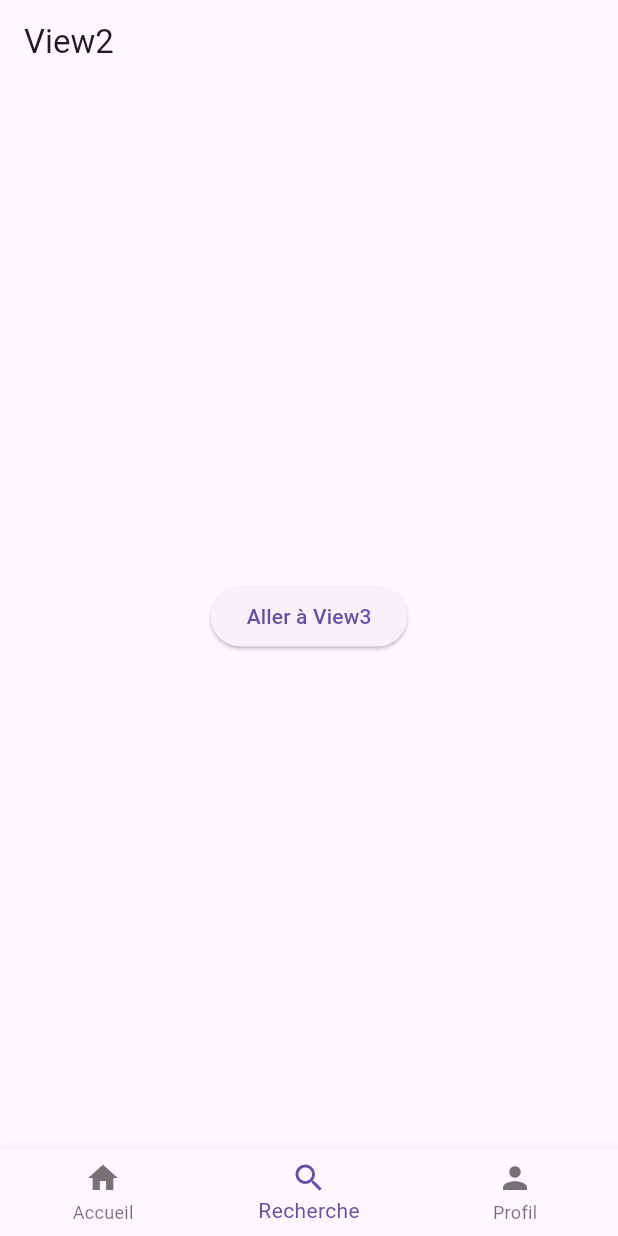
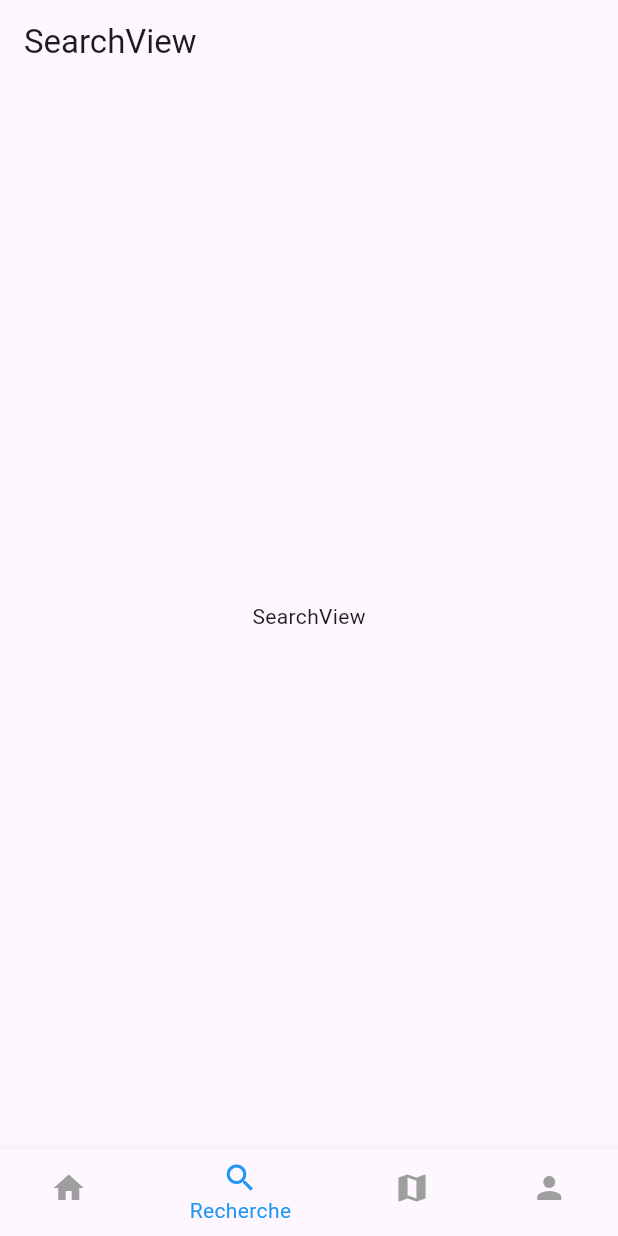
Before and after one commit to pierre-gangneux/sae_mobile, a Flutter app: the screen it shows after launch, item 2 of the bottom bar chosen, on a phone screen of 412 x 824 dp. Run offline on Flutter 3.47's test engine with Material 3 defaults, Android fonts, the phone set to English and light mode, and no system bars; our stand-ins replace go_router.

Commit message:
mise a jour de toutes les routes principales + init du theme de l'app

```diff
--- a/lib/Views/Home/viewRestaurant.dart
+++ b/lib/Views/Home/viewRestaurant.dart
@@ -7,7 +7,6 @@ class ViewRestaurant extends StatelessWidget {
     return SizedBox(
       width: 250, // Fixe une largeur pour éviter les erreurs
       child: Card(
-        color: Colors.white,
         child: ListTile(
           title: Text("title"),
           subtitle: Text("ouvert"),
--- /dev/null
+++ b/lib/Views/mapView.dart
@@ -0,0 +1,14 @@
+import 'package:flutter/material.dart';
+import 'package:go_router/go_router.dart';
+
+class MapView extends StatelessWidget {
+  @override
+  Widget build(BuildContext context) {
+    return Scaffold(
+      appBar: AppBar(title: Text("MapView")),
+      body: Center(
+        child: Text("MapView")
+      ),
+    );
+  }
+}
--- a/lib/Views/navigBottom.dart
+++ b/lib/Views/navigBottom.dart
@@ -17,6 +17,7 @@ class NavigBottom extends StatelessWidget {
         items: const [
           BottomNavigationBarItem(icon: Icon(Icons.home), label: "Accueil"),
           BottomNavigationBarItem(icon: Icon(Icons.search), label: "Recherche"),
+          BottomNavigationBarItem(icon: Icon(Icons.map), label: "Carte"),
           BottomNavigationBarItem(icon: Icon(Icons.person), label: "Profil"),
         ],
       ),
--- /dev/null
+++ b/lib/Views/profilView.dart
@@ -0,0 +1,14 @@
+import 'package:flutter/material.dart';
+import 'package:go_router/go_router.dart';
+
+class ProfilView extends StatelessWidget {
+  @override
+  Widget build(BuildContext context) {
+    return Scaffold(
+      appBar: AppBar(title: Text("ProfilView")),
+      body: Center(
+          child: Text("ProfilView")
+      ),
+    );
+  }
+}
--- /dev/null
+++ b/lib/Views/searchView.dart
@@ -0,0 +1,14 @@
+import 'package:flutter/material.dart';
+import 'package:go_router/go_router.dart';
+
+class SearchView extends StatelessWidget {
+  @override
+  Widget build(BuildContext context) {
+    return Scaffold(
+      appBar: AppBar(title: Text("SearchView")),
+      body: Center(
+        child: Text("SearchView")
+      ),
+    );
+  }
+}
--- a/lib/Views/view2.dart
+++ /dev/null
@@ -1,19 +0,0 @@
-import 'package:flutter/material.dart';
-import 'package:go_router/go_router.dart';
-
-class View2 extends StatelessWidget {
-  @override
-  Widget build(BuildContext context) {
-    return Scaffold(
-      appBar: AppBar(title: Text("View2")),
-      body: Center(
-        child: ElevatedButton(
-          onPressed: () {
-            context.go('/View3'); // Navigation vers View3
-          },
-          child: Text("Aller à View3"),
-        ),
-      ),
-    );
-  }
-}
--- a/lib/Views/view3.dart
+++ /dev/null
@@ -1,19 +0,0 @@
-import 'package:flutter/material.dart';
-import 'package:go_router/go_router.dart';
-
-class View3 extends StatelessWidget {
-  @override
-  Widget build(BuildContext context) {
-    return Scaffold(
-      appBar: AppBar(title: Text("View3")),
-      body: Center(
-        child: ElevatedButton(
-          onPressed: () {
-            context.go('/home'); // Navigation vers home
-          },
-          child: Text("Aller à Home"),
-        ),
-      ),
-    );
-  }
-}
--- a/lib/main.dart
+++ b/lib/main.dart
@@ -1,9 +1,10 @@
 import 'package:flutter/material.dart';
 import 'package:go_router/go_router.dart';
+import 'package:sae_mobile/Views/profilView.dart';
 import 'Views/Home/home.dart';
 import 'Views/navigBottom.dart';
-import 'Views/view2.dart';
-import 'Views/view3.dart';
+import 'Views/searchView.dart';
+import 'Views/mapView.dart';
 
 final GlobalKey<NavigatorState> _rootNavigatorKey = GlobalKey<NavigatorState>(debugLabel: 'root');
 final GlobalKey<NavigatorState> _sectionANavigatorKey = GlobalKey<NavigatorState>(debugLabel: 'sectionANav');
@@ -31,7 +32,7 @@ class MyApp extends StatelessWidget{
               GoRoute(
                 // The screen to display as the root in the first tab of the
                 // bottom navigation bar.
-                path: '/Home',
+                path: '/home',
                 builder: (BuildContext context, GoRouterState state) => Home(),
               ),
             ],
@@ -44,8 +45,8 @@ class MyApp extends StatelessWidget{
               GoRoute(
                 // The screen to display as the root in the second tab of the
                 // bottom navigation bar.
-                path: '/route2',
-                builder: (BuildContext context, GoRouterState state) => View2(),
+                path: '/search',
+                builder: (BuildContext context, GoRouterState state) => SearchView(),
               ),
             ],
           ),
@@ -56,8 +57,20 @@ class MyApp extends StatelessWidget{
               GoRoute(
                 // The screen to display as the root in the third tab of the
                 // bottom navigation bar.
-                path: '/route3',
-                builder: (BuildContext context, GoRouterState state) => View3(),
+                path: '/map',
+                builder: (BuildContext context, GoRouterState state) => MapView(),
+              ),
+            ],
+          ),
+          StatefulShellBranch(
+            // It's not necessary to provide a navigatorKey if it isn't also
+            // needed elsewhere. If not provided, a default key will be used.
+            routes: <RouteBase>[
+              GoRoute(
+                // The screen to display as the root in the second tab of the
+                // bottom navigation bar.
+                path: '/profile',
+                builder: (BuildContext context, GoRouterState state) => ProfilView(),
               ),
             ],
           ),
@@ -71,7 +84,13 @@ class MyApp extends StatelessWidget{
     return MaterialApp.router(
       title: 'Flutter Demo',
       theme: ThemeData(
-        primarySwatch: Colors.blue,
+        primarySwatch: Colors.blue, // Couleur principale de l'application
+        bottomNavigationBarTheme: BottomNavigationBarThemeData(
+          backgroundColor: Colors.white, // Fond blanc pour la barre de navigation
+          selectedItemColor: Colors.blue, // Couleur de l'icône sélectionnée
+          unselectedItemColor: Colors.grey, // Couleur des icônes non sélectionnées
+          elevation: 5, // Ajoute une légère ombre
+        ),
       ),
       routerConfig: _router,
     );
```
